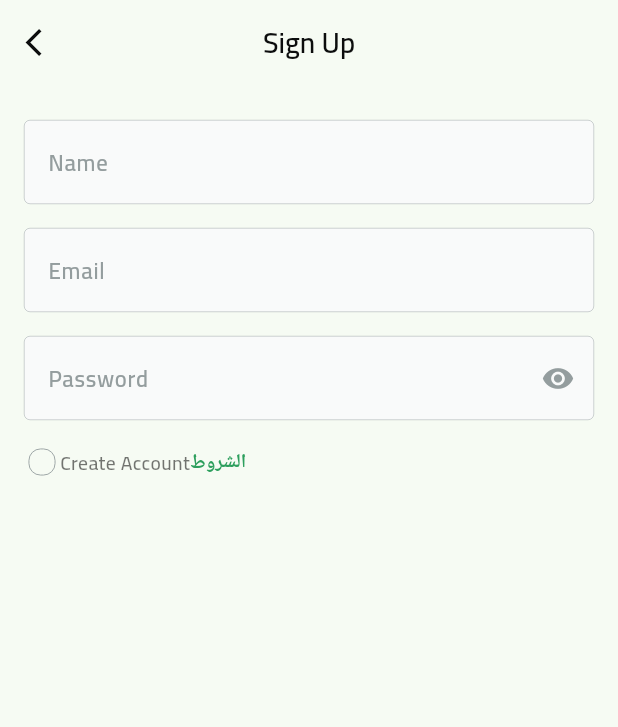
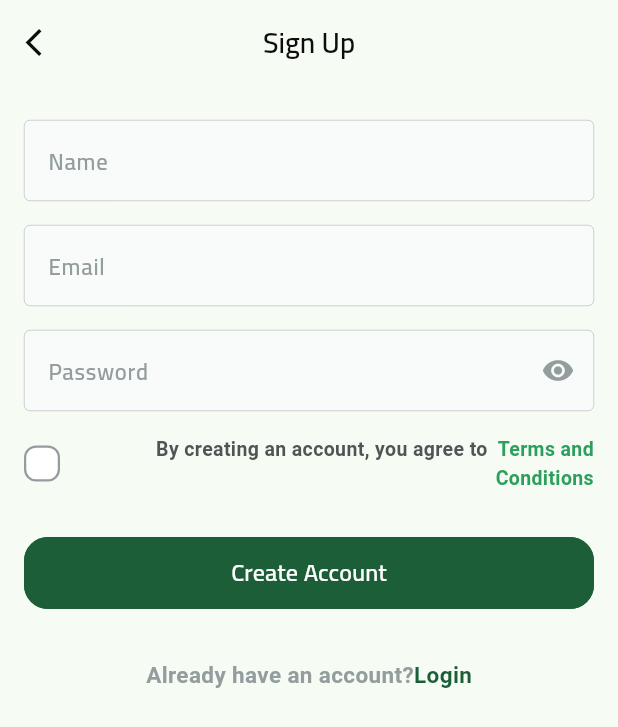
Before and after one commit to Malamrousi/fruits_hub_ecommerce_app, a Flutter app: the SignUpView screen opened by its route, on a phone screen of 412 x 824 dp. Shown: the top 727 px of the screen. Run offline on Flutter 3.47's test engine with Material 3 defaults, Android fonts, the phone set to English and light mode, and no system bars; our stand-ins replace dots_indicator, flutter_svg, shared_preferences; accounts and stored records are empty.

Commit message:
finish sign up screen ui

```diff
--- a/lib/core/utils/app_images.dart
+++ b/lib/core/utils/app_images.dart
@@ -9,6 +9,10 @@ class Assets {
   /// Assets for imagesApple
   /// assets/images/apple.svg
   static const String imagesApple = "assets/images/apple.svg";
+
+  /// Assets for imagesCheck
+  /// assets/images/check.svg
+  static const String imagesCheck = "assets/images/check.svg";
 
   /// Assets for imagesFacebooksvg
   /// assets/images/facebooksvg.svg
--- a/lib/core/widgets/custom_text_form_filed.dart
+++ b/lib/core/widgets/custom_text_form_filed.dart
@@ -55,6 +55,7 @@ class CustomTextFormFiled extends StatelessWidget {
           focusedErrorBorder: errorBorder(),
           hintText: hintText,
           hintStyle: hintStyle ?? AppStyles.font15DustyGrayScaleBold),
+          style: AppStyles.font13sLightPrimaryColorBold,
     );
   }
 
--- /dev/null
+++ b/lib/features/auth/presentation/view/widgets/custom_check_box.dart
@@ -0,0 +1,41 @@
+import 'package:flutter/material.dart';
+import 'package:flutter_svg/flutter_svg.dart';
+import 'package:fruit_hub/core/utils/app_images.dart';
+import 'package:fruit_hub/core/utils/color_manger.dart';
+
+class CustomCheckBox extends StatelessWidget {
+  const CustomCheckBox({super.key, required this.isChecked, required this.onChanged});
+  final bool isChecked;
+
+  final ValueChanged<bool> onChanged;
+
+  @override
+  Widget build(BuildContext context) {
+    return GestureDetector(
+      onTap: () => onChanged(!isChecked),
+      child: AnimatedContainer(
+        width: 24,
+        height: 24,
+        duration: const Duration(milliseconds: 200),
+        curve: Curves.easeIn,
+        decoration: ShapeDecoration(
+          color: isChecked ? ColorManger.primaryColor : ColorManger.whiteColor,
+          shape: RoundedRectangleBorder(
+            side: BorderSide(
+              color: isChecked ? Colors.transparent : ColorManger.dustyGray,
+              width: 1.5,
+            ),
+            borderRadius: BorderRadius.circular(8),
+          ),
+        ),
+        child:isChecked? Padding(
+          padding: const EdgeInsets.all(4),
+          child: SvgPicture.asset(
+            Assets.imagesCheck,
+
+          ),
+        ):const SizedBox(),
+      ),
+    );
+  }
+}
--- a/lib/features/auth/presentation/view/widgets/dont_have_an_account.dart
+++ b/lib/features/auth/presentation/view/widgets/dont_have_an_account.dart
@@ -6,23 +6,24 @@ import 'package:fruit_hub/generated/l10n.dart';
 
 import '../../../../../core/routing/route_name.dart';
 
-class DontHaveAnAccount extends StatelessWidget {
-  const DontHaveAnAccount({super.key});
+class UserHaveAccountOrNot extends StatelessWidget {
+  const UserHaveAccountOrNot({super.key, required this.account, required this.account2, required this.onTap});
+  final String account;
+  final String account2;
+  final VoidCallback onTap;
 
   @override
   Widget build(BuildContext context) {
     return Text.rich(
       TextSpan(
-        text: S.of(context).dont_have_account,
+        text: account,
         style: AppStyles.font15DustyGrayScaleBold,
         children: <TextSpan>[
 
           TextSpan(
             style: AppStyles.font15sPrimaryColorBold,
-            text: S.of(context).create_account,
-            recognizer: TapGestureRecognizer()..onTap = () {
-              context.pushNamed(RouteName.signUp);
-            },
+            text: account2,
+            recognizer: TapGestureRecognizer()..onTap = onTap,
           ),
         ],
       ),
--- a/lib/features/auth/presentation/view/widgets/login_view_body.dart
+++ b/lib/features/auth/presentation/view/widgets/login_view_body.dart
@@ -1,5 +1,6 @@
 import 'package:flutter/material.dart';
 import 'package:fruit_hub/core/func/is_arabic.dart';
+import 'package:fruit_hub/core/helper/extension.dart';
 import 'package:fruit_hub/core/helper/spacing.dart';
 import 'package:fruit_hub/core/utils/app_images.dart';
 import 'package:fruit_hub/core/utils/color_manger.dart';
@@ -7,6 +8,7 @@ import 'package:fruit_hub/features/auth/presentation/view/widgets/custom_divider
 import 'package:fruit_hub/features/auth/presentation/view/widgets/custom_social_auth.dart';
 
 import '../../../../../constant.dart';
+import '../../../../../core/routing/route_name.dart';
 import '../../../../../core/utils/app_styles.dart';
 import '../../../../../core/widgets/custom_button.dart';
 import '../../../../../core/widgets/custom_text_form_filed.dart';
@@ -65,7 +67,13 @@ class LoginViewBody extends StatelessWidget {
               textStyle: AppStyles.font16WhiteBold,
             ),
             verticalSpacing(33),
-            const DontHaveAnAccount(),
+             UserHaveAccountOrNot(
+              account: S.of(context).dont_have_account,
+              account2: S.of(context).signup,
+              onTap: () {
+                context.pushNamed(RouteName.signUp);
+              },
+            ),
             verticalSpacing(49),
             const CustomDivider(),
             verticalSpacing(33),
--- a/lib/features/auth/presentation/view/widgets/sign_up_view_body.dart
+++ b/lib/features/auth/presentation/view/widgets/sign_up_view_body.dart
@@ -1,10 +1,16 @@
 import 'package:flutter/material.dart';
 import 'package:fruit_hub/constant.dart';
+import 'package:fruit_hub/core/func/is_arabic.dart';
+import 'package:fruit_hub/core/helper/extension.dart';
 import 'package:fruit_hub/core/widgets/custom_text_form_filed.dart';
+import 'package:fruit_hub/features/auth/presentation/view/widgets/dont_have_an_account.dart';
 import 'package:fruit_hub/generated/l10n.dart';
 
 import '../../../../../core/helper/spacing.dart';
+import '../../../../../core/routing/route_name.dart';
+import '../../../../../core/utils/app_styles.dart';
 import '../../../../../core/utils/color_manger.dart';
+import '../../../../../core/widgets/custom_button.dart';
 import 'term_and_condition.dart';
 
 class SignUpViewBody extends StatelessWidget {
@@ -46,7 +52,21 @@ class SignUpViewBody extends StatelessWidget {
               validator: (value) {},
             ),
             verticalSpacing(16),
-            const TermAndCondition()
+            const TermAndCondition(),
+            verticalSpacing(30),
+            CustomButton(
+              onPressed: () {},
+              title: S.of(context).create_account,
+              textStyle: AppStyles.font16WhiteBold,
+            ),
+                   verticalSpacing(33),
+             UserHaveAccountOrNot(
+              account:  isArabic() ?'تمتلك حساب بالفعل؟ ' : 'Already have an account?',
+              account2: S.of(context).login,
+              onTap: () {
+                context.pushNamed(RouteName.login);
+              },
+            ),
           ],
         ),
       ),
--- a/lib/features/auth/presentation/view/widgets/term_and_condition.dart
+++ b/lib/features/auth/presentation/view/widgets/term_and_condition.dart
@@ -1,58 +1,65 @@
 import 'package:flutter/gestures.dart';
 import 'package:flutter/material.dart';
 import 'package:fruit_hub/core/utils/app_styles.dart';
-import 'package:fruit_hub/core/utils/color_manger.dart';
 
+import '../../../../../constant.dart';
+import '../../../../../core/helper/spacing.dart';
 import '../../../../../generated/l10n.dart';
+import 'custom_check_box.dart';
 
+class TermAndCondition extends StatefulWidget {
+  const TermAndCondition({super.key});
 
-class TermAndCondition extends StatelessWidget {
-  const TermAndCondition({super.key});
+  @override
+  State<TermAndCondition> createState() => _TermAndConditionState();
+}
+
+class _TermAndConditionState extends State<TermAndCondition> {
+  bool isTermAccept = false;
 
   @override
   Widget build(BuildContext context) {
     return Row(
+      mainAxisAlignment: MainAxisAlignment.start,
       children: [
-        SizedBox(
-          width: 24,
-          height: 24,
-          child: Checkbox(
-              value: false,
-              onChanged: (value) {},
-              checkColor: ColorManger.primaryColor,
-              shape: RoundedRectangleBorder(
-                borderRadius: BorderRadius.circular(8),
+         CustomCheckBox(
+          onChanged: (value) {
+            setState(() {
+              isTermAccept = value;
+            });
+          },
+          isChecked: isTermAccept,
         ),
-              side: const BorderSide(color: ColorManger.dustyGray, width: .6)),
-        ),
-        Text.rich(
+        horizontalSpacing(16),
+        Expanded(
+          child: Text.rich(
             TextSpan(
               children: [
                 TextSpan(
-        text: S.of(context).create_account,
-        style: TextStyle(
-          color: Colors.black54,
-          fontSize: 13,
-          fontFamily: 'Cairo',
-          fontWeight: FontWeight.w600,
-          height: 1.7,
-        ),
+                  text: S.of(context).terms_text_start,
+                  style: AppStyles.font13stoneGraySemiBold,
                 ),
                 TextSpan(
-        text: 'الشروط',
-        style: AppStyles.font13sLightPrimaryColorBold,
-        recognizer: TapGestureRecognizer()
-          ..onTap = () {
-
-          },
+                  text: '  ',
+                  style: AppStyles.font13stoneGraySemiBold,
                 ),
                 TextSpan(
-        text: S.of(context).,
-        style:  AppStyles.font13sLightPrimaryColorBold,
+                  text: S.of(context).terms_text_terms,
+                  style: AppStyles.font13sLightPrimaryColorBold,
+                  recognizer: TapGestureRecognizer()..onTap = () {},
+                ),
+                TextSpan(
+                  text: ' ',
+                  style: AppStyles.font13stoneGraySemiBold,
+                ),
+                TextSpan(
+                  text: S.of(context).terms_text_end,
+                  style: AppStyles.font13sLightPrimaryColorBold,
                 ),
               ],
             ),
             textAlign: TextAlign.right,
+          ),
         )
       ],
     );
--- a/lib/l10n/intl_ar.arb
+++ b/lib/l10n/intl_ar.arb
@@ -31,5 +31,8 @@
     "confirm_password_hint": "تأكيد كلمة المرور",
     "set_new_password": "تعيين كلمة مرور جديدة",
     "success_title": "تم تغيير كلمة المرور بنجاح",
-    "success_desc": "تم تغيير كلمة المرور بنجاح"
+    "success_desc": "تم تغيير كلمة المرور بنجاح",
+    "terms_text_start": "من خلال إنشاء حساب ، فإنك توافق على",
+    "terms_text_terms": "الشروط",
+    "terms_text_end": "والأحكام الخاصة بنا"
 }
--- a/lib/l10n/intl_en.arb
+++ b/lib/l10n/intl_en.arb
@@ -31,5 +31,8 @@
     "confirm_password_hint": "Confirm Password",
     "set_new_password": "Set New Password",
     "success_title": "Password Changed Successfully",
-    "success_desc": "Your password has been changed successfully"
+    "success_desc": "Your password has been changed successfully",
+    "terms_text_start": "By creating an account, you agree to",
+    "terms_text_terms": "Terms",
+    "terms_text_end": "and Conditions"
 }
```
Also changed, not shown: assets/images/check.svg (added), lib/generated/intl/messages_ar.dart, lib/generated/intl/messages_en.dart, lib/generated/l10n.dart. Lines whose indentation alone changed are shown as unchanged.
